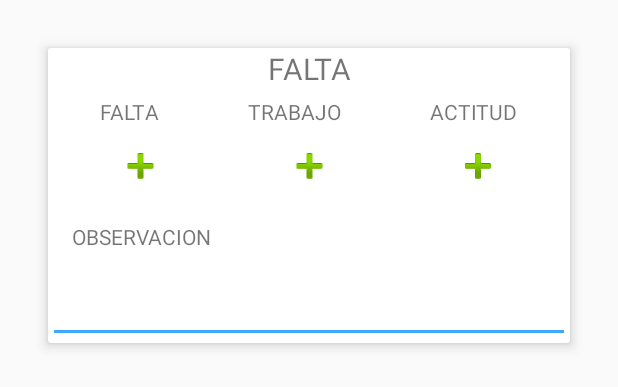
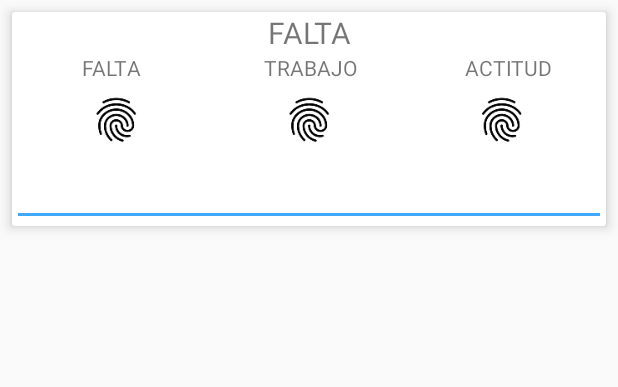
Before and after one commit to JasrSir/CuadernoClase, an Android app: the layout control_item.xml on its own in the app's theme, with its tools: preview values and no code run, on a phone screen of 412 x 824 dp. Shown: the top 387 px of the screen. Run offline under Robolectric (Android 15) with nearby library versions, the phone set to English and light mode, and no system bars.

Commit message:
bug fixed

```diff
--- a/app/src/main/res/layout/control_item.xml
+++ b/app/src/main/res/layout/control_item.xml
@@ -1,7 +1,7 @@
 <?xml version="1.0" encoding="utf-8"?>
 <LinearLayout xmlns:android="http://schemas.android.com/apk/res/android"
     xmlns:app="http://schemas.android.com/apk/res-auto"
-    android:orientation="vertical" android:layout_margin="@dimen/activity_horizontal_margin"
+    android:orientation="vertical"
     android:layout_width="match_parent"
     android:layout_height="match_parent">
 
@@ -9,7 +9,7 @@
     <android.support.v7.widget.CardView
         android:layout_width="match_parent"
         app:cardElevation="5dp"
-        android:layout_margin="@dimen/activity_horizontal_margin"
+        android:layout_margin="8sp"
         android:layout_height="wrap_content" >
         <LinearLayout
             android:layout_width="match_parent"
@@ -26,11 +26,10 @@
             <LinearLayout
                 android:layout_width="match_parent"
                 android:layout_height="wrap_content"
-                android:layout_margin="5dp"
                 android:orientation="horizontal">
                 <TextView
                     android:text="FALTA"
-                    android:layout_weight="1"
+                    android:layout_weight="1.3"
                     android:gravity="center"
                     android:layout_width="wrap_content"
                     android:layout_height="wrap_content"
@@ -85,36 +84,27 @@
                 android:orientation="horizontal">
                 <ImageView
                     android:layout_width="match_parent"
-                    android:layout_height="wrap_content"
+                    android:layout_height="40sp"
                     android:layout_weight="1"
                     android:clickable="true"
-                    app:srcCompat="@android:drawable/ic_input_add"
+                    app:srcCompat="@mipmap/ic_touch"
                     android:id="@+id/imgFalta" />
                 <ImageView
                     android:layout_width="match_parent"
-                    android:layout_height="wrap_content"
+                    android:layout_height="40sp"
                     android:layout_weight="1"
                     android:clickable="true"
-                    app:srcCompat="@android:drawable/ic_input_add"
+                    app:srcCompat="@mipmap/ic_touch"
                     android:id="@+id/imgTrabajo" />
                 <ImageView
                     android:layout_width="match_parent"
-                    android:layout_height="wrap_content"
+                    android:layout_height="40sp"
                     android:layout_weight="1"
                     android:clickable="true"
-                    app:srcCompat="@android:drawable/ic_input_add"
+                    app:srcCompat="@mipmap/ic_touch"
                     android:id="@+id/imgActitud" />
 
             </LinearLayout>
-            <TextView
-                android:text="OBSERVACION"
-                android:layout_margin="@dimen/activity_horizontal_margin"
-                android:layout_weight="1"
-                android:gravity="center"
-                android:layout_width="wrap_content"
-                android:layout_height="wrap_content"
-                android:id="@+id/txvObsee" />
-
 
             <EditText
                 android:layout_width="match_parent"
--- a/app/src/main/res/layout/estudiante_item.xml
+++ b/app/src/main/res/layout/estudiante_item.xml
@@ -8,7 +8,7 @@
 
     <android.support.v7.widget.CardView
         android:layout_width="match_parent"
-        android:layout_margin="@dimen/activity_horizontal_margin"
+        android:layout_margin="8dp"
         app:cardElevation="5dp"
         android:layout_height="wrap_content" >
 
```
Also changed, not shown: app/src/main/java/jasrsir/com/cuadernoclasejasr/classes/AdapterControles_Add.java (+34 -14 lines), app/src/main/java/jasrsir/com/cuadernoclasejasr/classes/Control.java (+41 -2 lines), app/src/main/java/jasrsir/com/cuadernoclasejasr/classes/Estudiante.java (+12 -0 lines), app/src/main/java/jasrsir/com/cuadernoclasejasr/utils/RestClient.java (+7 -2 lines), app/src/main/res/layout/faltahoy_item.xml (+8 -12 lines).
